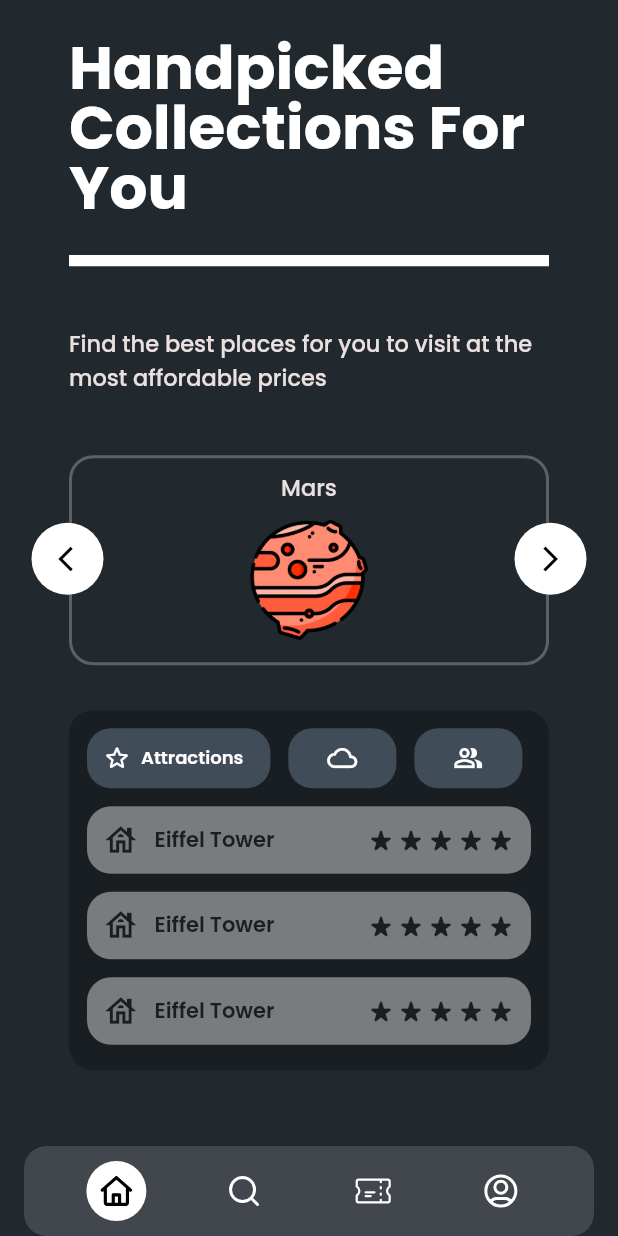
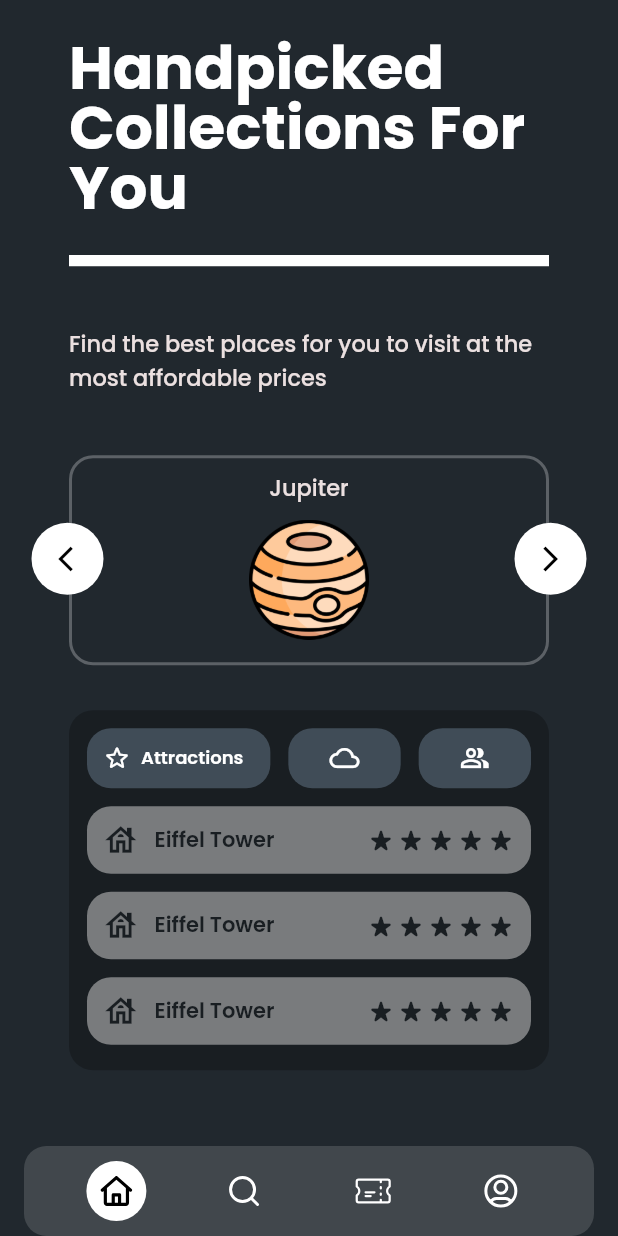
Before and after one commit to DEXOW/tres-amigos_cosmos, a Flutter app: the screen it shows after launch, after a tap on the "arrow forward ios" icon, on a phone screen of 412 x 824 dp. Run offline on Flutter 3.47's test engine with Material 2 defaults, Android fonts, the phone set to English and light mode, and no system bars; our stand-ins replace flutter_svg, google_fonts.

Commit message:
Minor tweaks

```diff
--- a/lib/main.dart
+++ b/lib/main.dart
@@ -1,3 +1,4 @@
+import 'package:cosmos/test.dart';
 import 'package:flutter/material.dart';
 import 'package:flutter/services.dart';
 
--- a/lib/screens/home/home_screen.dart
+++ b/lib/screens/home/home_screen.dart
@@ -1,5 +1,4 @@
 import 'package:flutter/material.dart';
-import 'dart:math';
 import 'package:flutter_svg/flutter_svg.dart';
 import 'package:google_fonts/google_fonts.dart';
 
@@ -9,8 +8,6 @@ class HomeScreen extends StatefulWidget {
   @override
   State<HomeScreen> createState() => HomeScreenState();
 }
-
-String selectedPlanet = 'Earth';
 
 Widget buildAttractionsItem(IconData icon, String title) {
   return Container(
@@ -115,11 +112,30 @@ Widget buildchangePlanetButton(
 }
 
 class HomeScreenState extends State<HomeScreen> {
-  final Random random = Random();
+  int currentPlanetIndex = 0;
+  final List<String> planets = [
+    'Earth',
+    'Jupiter',
+    'Mars',
+    'Mercury',
+    'Neptune',
+    'Saturn',
+    'Uranus',
+    'Venus',
+  ];
+
+  void changePlanet(bool goForward) {
+    setState(() {
+      if (goForward) {
+        currentPlanetIndex = (currentPlanetIndex + 1) % planets.length;
+      } else {
+        currentPlanetIndex = (currentPlanetIndex - 1) % planets.length;
+      }
+    });
+  }
+
   @override
   Widget build(BuildContext context) {
-    double screenHeight = MediaQuery.of(context).size.height;
-    double screenWidth = MediaQuery.of(context).size.width;
     return Scaffold(
       resizeToAvoidBottomInset: false,
       body: SafeArea(
@@ -179,98 +195,27 @@ class HomeScreenState extends State<HomeScreen> {
                           ),
                         ),
                       ),
-                      LayoutBuilder(
-                        builder: (context, constraints) {
-                          if (selectedPlanet == 'Earth') {
-                            return buildPlanetDisplay(
-                                'Earth', 'assets/images/Earth.png');
-                          } else if (selectedPlanet == 'Jupiter') {
-                            return buildPlanetDisplay(
-                                'Jupiter', 'assets/images/Jupiter.png');
-                          } else if (selectedPlanet == 'Mars') {
-                            return buildPlanetDisplay(
-                                'Mars', 'assets/images/Mars.png');
-                          } else if (selectedPlanet == 'Mercury') {
-                            return buildPlanetDisplay(
-                                'Mercury', 'assets/images/Mercury.png');
-                          } else if (selectedPlanet == 'Neptune') {
-                            return buildPlanetDisplay(
-                                'Neptune', 'assets/images/Neptune.png');
-                          } else if (selectedPlanet == 'Saturn') {
-                            return buildPlanetDisplay(
-                                'Saturn', 'assets/images/Saturn.png');
-                          } else if (selectedPlanet == 'Uranus') {
-                            return buildPlanetDisplay(
-                                'Uranus', 'assets/images/Uranus.png');
-                          } else if (selectedPlanet == 'Venus') {
-                            return buildPlanetDisplay(
-                                'Venus', 'assets/images/Venus.png');
-                          }
-                          return Container();
-                        },
-                      ),
                       Positioned(
                         left: 5,
                         top: 45,
-                        child: buildchangePlanetButton(
-                          7.5,
-                          Icons.arrow_back_ios,
-                          () {
-                            setState(
-                              () {
-                                List<String> planets = [
-                                  'Earth',
-                                  'Venus',
-                                  'Mercury',
-                                  'Neptune',
-                                  'Uranus',
-                                  'Saturn',
-                                  'Jupiter',
-                                  'Mars'
-                                ];
-                                int currentIndex =
-                                    planets.indexOf(selectedPlanet);
-                                    // print(currentIndex);
-                                selectedPlanet = planets[
-                                    (currentIndex + 1) % planets.length];
-                              },
-                            );
-                          },
-                        ),
+                        child: buildchangePlanetButton(7.5,
+                            Icons.arrow_back_ios, () => changePlanet(false)),
                       ),
                       Positioned(
                         right: 5,
                         top: 45,
-                        child: buildchangePlanetButton(
-                          0,
-                          Icons.arrow_forward_ios,
-                          () {
-                            setState(
-                              () {
-                                List<String> planets = [
-                                  'Earth',
-                                  'Venus',
-                                  'Mercury',
-                                  'Neptune',
-                                  'Uranus',
-                                  'Saturn',
-                                  'Jupiter',
-                                  'Mars'
-                                ];
-                                int currentIndex =
-                                    planets.indexOf(selectedPlanet);
-                                    // print(currentIndex);
-                                selectedPlanet = planets[
-                                    (currentIndex - 1) % planets.length];
-                              },
-                            );
-                          },
+                        child: buildchangePlanetButton(0,
+                            Icons.arrow_forward_ios, () => changePlanet(true)),
                       ),
+                      // AnimatedSwitcher with unique key
+                      buildPlanetDisplay(
+                        planets[currentPlanetIndex],
+                        'assets/images/${planets[currentPlanetIndex]}.png',
                       ),
                     ],
                   ),
                   Container(
-                    padding: EdgeInsets.all(12),
+                    padding: const EdgeInsets.all(12),
                     height: 240,
                     width: double.infinity,
                     margin: const EdgeInsets.only(top: 30, left: 30, right: 30),
@@ -281,14 +226,17 @@ class HomeScreenState extends State<HomeScreen> {
                     child: Column(
                       children: [
                         Row(
+                          mainAxisAlignment: MainAxisAlignment.spaceBetween,
                           children: [
                             GestureDetector(
-                              onTap: () {},
+                              onTap: () {
+                                print('Tapped');
+                              },
                               child: Container(
-                                padding: EdgeInsets.only(left: 10, right: 18),
+                                padding: const EdgeInsets.only(left: 10, right: 18),
                                 height: 40,
                                 decoration: BoxDecoration(
-                                  color: Color(0xFF404C57),
+                                  color: const Color(0xFF404C57),
                                   borderRadius: BorderRadius.circular(16),
                                 ),
                                 child: Row(
@@ -298,7 +246,7 @@ class HomeScreenState extends State<HomeScreen> {
                                       color: Colors.white,
                                       size: 20,
                                     ),
-                                    SizedBox(width: 6),
+                                    const SizedBox(width: 6),
                                     Text(
                                       'Attractions',
                                       style: GoogleFonts.poppins(
@@ -313,16 +261,17 @@ class HomeScreenState extends State<HomeScreen> {
                                 ),
                               ),
                             ),
-                            SizedBox(
+                            const SizedBox(
                               width: 12,
                             ),
-                            GestureDetector(
+                            Expanded(
+                              child: GestureDetector(
                                 onTap: () {},
                                 child: Container(
-                                width: 72,
+                                  // width: 70,
                                   height: 40,
                                   decoration: BoxDecoration(
-                                  color: Color(0xFF404C57),
+                                    color: const Color(0xFF404C57),
                                     borderRadius: BorderRadius.circular(16),
                                   ),
                                   child: const Center(
@@ -334,13 +283,15 @@ class HomeScreenState extends State<HomeScreen> {
                                   ),
                                 ),
                               ),
-                            SizedBox(
+                            ),
+                            const SizedBox(
                               width: 12,
                             ),
-                            GestureDetector(
+                            Expanded(
+                              child: GestureDetector(
                                 onTap: () {},
                                 child: Container(
-                                width: 72,
+                                  // width: 70,
                                   height: 40,
                                   decoration: BoxDecoration(
                                     color: Color(0xFF404C57),
@@ -351,6 +302,7 @@ class HomeScreenState extends State<HomeScreen> {
                                       Icons.people_alt_outlined,
                                       color: Colors.white,
                                       size: 20,
+                                    ),
                                   ),
                                 ),
                               ),
@@ -384,50 +336,46 @@ class HomeScreenState extends State<HomeScreen> {
             width: double.infinity,
             height: 60,
             decoration: BoxDecoration(
-              color: Color(0x25FFFFFF),
+              color: const Color(0x25FFFFFF),
               borderRadius: BorderRadius.circular(15),
             ),
-            child: Row(
-              mainAxisAlignment: MainAxisAlignment.spaceEvenly,
-              children: [
-                IconButton(
+            child: LayoutBuilder(
+              builder: (context, constraints) {
+                Widget buildIcon(String iconPathSVG) {
+                  return IconButton(
+                    icon: SvgPicture.asset(
+                      iconPathSVG,
+                      colorFilter:
+                          const ColorFilter.mode(Colors.white, BlendMode.srcIn),
+                    ),
+                    onPressed: () {},
+                  );
+                }
+                Widget buildSelectedIcon(String iconPathSVG) {
+                  return IconButton(
                     padding: EdgeInsets.zero,
                     icon: CircleAvatar(
                       radius: 20,
                       backgroundColor: Colors.white,
                       child: SvgPicture.asset(
-                      "assets/icons/home.svg",
-                      colorFilter:
-                          const ColorFilter.mode(Colors.black, BlendMode.srcIn),
+                        iconPathSVG,
+                        colorFilter: const ColorFilter.mode(
+                            Colors.black, BlendMode.srcIn),
                       ),
                     ),
                     onPressed: () {},
-                ),
-                IconButton(
-                  icon: SvgPicture.asset(
-                    "assets/icons/seach.svg",
-                    colorFilter:
-                        const ColorFilter.mode(Colors.white, BlendMode.srcIn),
-                  ),
-                  onPressed: () {},
-                ),
-                IconButton(
-                  icon: SvgPicture.asset(
-                    "assets/icons/booking.svg",
-                    colorFilter:
-                        const ColorFilter.mode(Colors.white, BlendMode.srcIn),
-                  ),
-                  onPressed: () {},
-                ),
-                IconButton(
-                  icon: SvgPicture.asset(
-                    "assets/icons/profile.svg",
-                    colorFilter:
-                        const ColorFilter.mode(Colors.white, BlendMode.srcIn),
-                  ),
-                  onPressed: () {},
-                ),
+                  );
+                }
+                return Row(
+                  mainAxisAlignment: MainAxisAlignment.spaceEvenly,
+                  children: [
+                    buildSelectedIcon("assets/icons/home.svg"),
+                    buildIcon("assets/icons/seach.svg"),
+                    buildIcon("assets/icons/booking.svg"),
+                    buildIcon("assets/icons/profile.svg"),
                   ],
+                );
+              },
             ),
           ),
         ),
```
Also changed, not shown: lib/test.dart (added, +139 -0 lines). Lines whose indentation alone changed are shown as unchanged.
